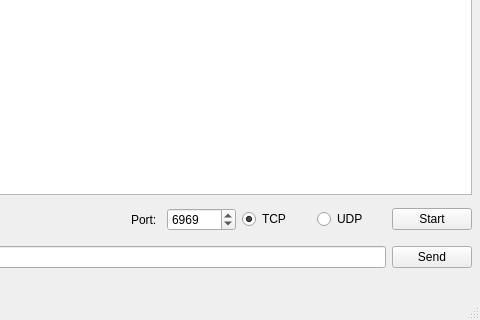
Old version of the form window.ui in the repository BabyZion/server_gain; both pictures show x 319 to 799 and y 336 to 656 of the 799 by 656 pixel window.
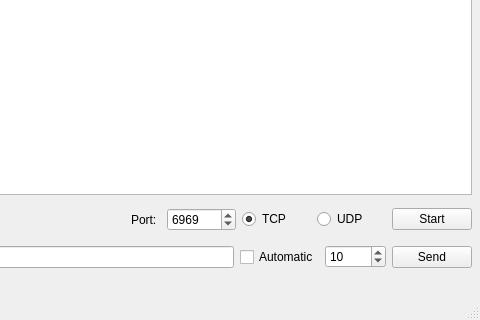
New version of the form.

Commit message: Automatic GPRS CMD sending implemented.

The edit to the form file:
```diff
--- a/window.ui
+++ b/window.ui
@@ -37,6 +37,32 @@
      <item>
       <widget class="QLineEdit" name="lineEdit"/>
      </item>
+     <item>
+      <widget class="QCheckBox" name="checkBox">
+       <property name="text">
+        <string>Automatic</string>
+       </property>
+       <property name="checked">
+        <bool>false</bool>
+       </property>
+      </widget>
+     </item>
+     <item>
+      <widget class="QSpinBox" name="spinBoxSeconds">
+       <property name="minimumSize">
+        <size>
+         <width>35</width>
+         <height>0</height>
+        </size>
+       </property>
+       <property name="maximum">
+        <number>10000</number>
+       </property>
+       <property name="value">
+        <number>10</number>
+       </property>
+      </widget>
+     </item>
      <item>
       <widget class="QPushButton" name="pushButtonSend">
        <property name="text">
```
The commit also changes 2 other files.
